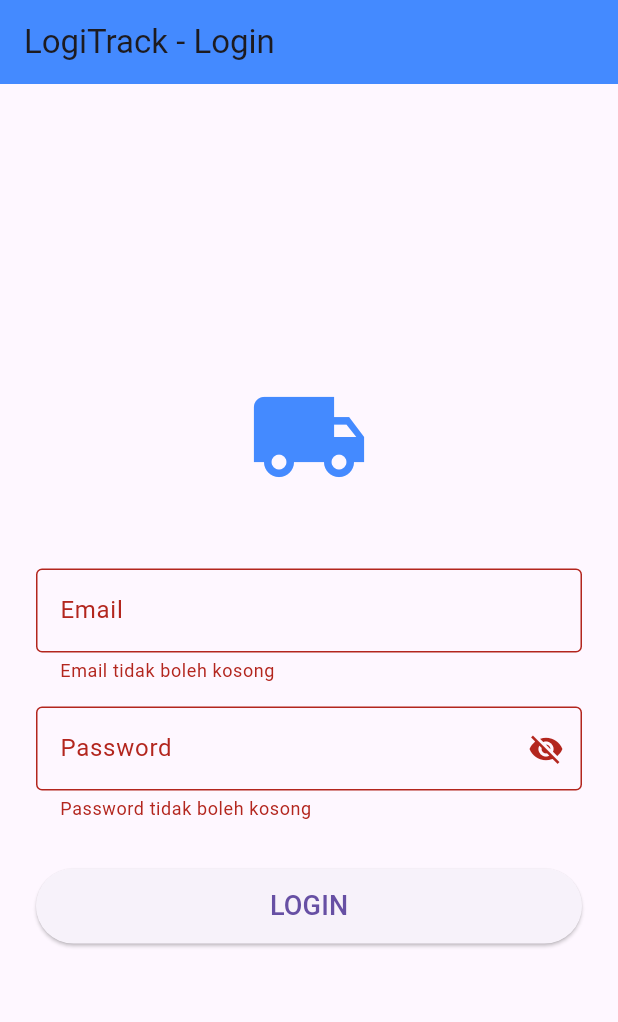
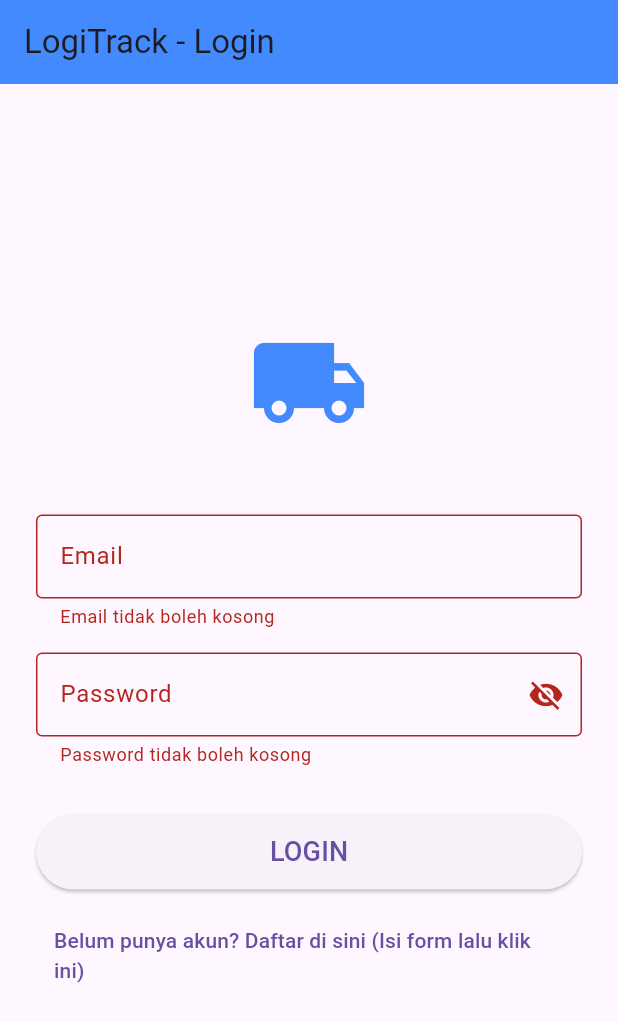
Before and after one commit to DwiFirdaus08/flutter_aplication_1, a Flutter app: the screen it shows after launch, after a tap on "LOGIN", on a phone screen of 412 x 824 dp. Shown: the top 1022 px of the screen. Run offline on Flutter 3.47's test engine with Material 3 defaults, Android fonts, the phone set to English and light mode, and no system bars; our stand-ins replace firebase_auth, firebase_core; accounts and stored records are empty.

```diff
--- /dev/null
+++ b/lib/auth_gate.dart
@@ -0,0 +1,31 @@
+import 'package:firebase_auth/firebase_auth.dart';
+import 'package:flutter/material.dart';
+import 'package:flutter_application_1/dashboard_page.dart';
+import 'package:flutter_application_1/login_page.dart';
+
+class AuthGate extends StatelessWidget {
+  const AuthGate({super.key});
+
+  @override
+  Widget build(BuildContext context) {
+    return StreamBuilder<User?>(
+      stream: FirebaseAuth.instance.authStateChanges(),
+      builder: (context, snapshot) {
+        // Jika sedang loading status auth
+        if (snapshot.connectionState == ConnectionState.waiting) {
+          return const Scaffold(
+            body: Center(child: CircularProgressIndicator()),
+          );
+        }
+
+        // Jika user sudah login (ada data user)
+        if (snapshot.hasData) {
+          return const DashboardPage();
+        }
+
+        // Jika user belum login
+        return const LoginPage();
+      },
+    );
+  }
+}
--- a/lib/login_page.dart
+++ b/lib/login_page.dart
@@ -1,6 +1,5 @@
 import 'package:flutter/material.dart';
-import 'package:flutter_application_1/dashboard_page.dart';
-import 'package:flutter_application_1/api_service.dart';
+import 'package:flutter_application_1/auth_service.dart';
 
 class LoginPage extends StatefulWidget {
   const LoginPage({super.key});
@@ -10,13 +9,10 @@ class LoginPage extends StatefulWidget {
 }
 
 class _LoginPageState extends State<LoginPage> {
-  // 1. Tambahkan GlobalKey untuk FormState
   final _formKey = GlobalKey<FormState>();
+  final AuthService _authService = AuthService(); // Instance Auth Service
 
-  // Variabel state untuk mengontrol visibilitas password
   bool isPasswordVisible = false;
-
-  // Controller untuk mengambil input
   final TextEditingController emailController = TextEditingController();
   final TextEditingController passwordController = TextEditingController();
 
@@ -29,41 +25,28 @@ class _LoginPageState extends State<LoginPage> {
       ),
       body: Padding(
         padding: const EdgeInsets.all(24.0),
-        // 2. Bungkus Column dengan Form dan berikan key
         child: Form(
           key: _formKey,
           child: Column(
             mainAxisAlignment: MainAxisAlignment.center,
             children: [
-              const Icon(
-                Icons.local_shipping,
-                size: 80,
-                color: Colors.blueAccent,
-              ),
+              const Icon(Icons.local_shipping,
+                  size: 80, color: Colors.blueAccent),
               const SizedBox(height: 48),
 
-              // 3. Ganti TextField menjadi TextFormField untuk Email
               TextFormField(
                 controller: emailController,
                 decoration: const InputDecoration(
-                  labelText: 'Email',
-                  border: OutlineInputBorder(),
-                ),
-                // 4. Tambahkan validator email
+                    labelText: 'Email', border: OutlineInputBorder()),
                 validator: (value) {
-                  if (value == null || value.isEmpty) {
+                  if (value == null || value.isEmpty)
                     return 'Email tidak boleh kosong';
-                  }
-                  if (!value.contains('@')) {
-                    return 'Masukkan format email yang valid';
-                  }
-                  return null; // Return null jika valid
+                  if (!value.contains('@')) return 'Format email salah';
+                  return null;
                 },
               ),
-
               const SizedBox(height: 16),
 
-              // 3. Ganti TextField menjadi TextFormField untuk Password
               TextFormField(
                 controller: passwordController,
                 obscureText: !isPasswordVisible,
@@ -71,73 +54,73 @@ class _LoginPageState extends State<LoginPage> {
                   labelText: 'Password',
                   border: const OutlineInputBorder(),
                   suffixIcon: IconButton(
-                    icon: Icon(
-                      isPasswordVisible
-                          ? Icons.visibility
-                          : Icons.visibility_off,
-                    ),
-                    onPressed: () {
-                      setState(() {
-                        isPasswordVisible = !isPasswordVisible;
-                      });
-                    },
+                    icon: Icon(isPasswordVisible
+                        ? Icons.visibility
+                        : Icons.visibility_off),
+                    onPressed: () =>
+                        setState(() => isPasswordVisible = !isPasswordVisible),
                   ),
                 ),
-                // 4. Tambahkan validator password
                 validator: (value) {
-                  if (value == null || value.isEmpty) {
+                  if (value == null || value.isEmpty)
                     return 'Password tidak boleh kosong';
-                  }
-                  if (value.length < 6) {
-                    return 'Password minimal harus 6 karakter';
-                  }
-                  return null; // Return null jika valid
+                  if (value.length < 6) return 'Minimal 6 karakter';
+                  return null;
                 },
               ),
-
               const SizedBox(height: 32),
 
+              // TOMBOL LOGIN
               SizedBox(
                 width: double.infinity,
                 height: 50,
                 child: ElevatedButton(
                   onPressed: () async {
-                    // 5. Cek apakah form valid sebelum melanjutkan
                     if (_formKey.currentState!.validate()) {
-                      // Jika valid, jalankan logika login/API
-                      print('Form valid!');
+                      // Panggil Service Login
+                      final user = await _authService.signInWithEmailPassword(
+                        emailController.text,
+                        passwordController.text,
+                      );
 
-                      // Membuat instance dari ApiService
-                      final apiService = ApiService();
-
-                      try {
-                        // Panggil method dan tunggu hasilnya
-                        final tasks = await apiService.fetchDeliveryTasks();
-
-                        print('Berhasil mengambil data: ${tasks.length} item.');
-                        if (tasks.isNotEmpty) {
-                          print('Judul data pertama: ${tasks.first.title}');
+                      if (user == null) {
+                        // Jika gagal
+                        if (context.mounted) {
+                          ScaffoldMessenger.of(context).showSnackBar(
+                            const SnackBar(
+                                content:
+                                    Text('Login Gagal! Cek email/password.')),
+                          );
                         }
-                      } catch (e) {
-                        print(e);
                       }
-
-                      // Navigasi ke halaman dashboard
-                      if (context.mounted) {
-                        Navigator.push(
-                          context,
-                          MaterialPageRoute(
-                            builder: (context) => const DashboardPage(),
-                          ),
-                        );
-                      }
-                    } else {
-                      print('Form tidak valid!');
+                      // Jika berhasil, AuthGate otomatis mengalihkan ke Dashboard
                     }
                   },
                   child: const Text('LOGIN', style: TextStyle(fontSize: 18)),
                 ),
               ),
+
+              const SizedBox(height: 16),
+
+              // TOMBOL REGISTRASI (Tambahan agar bisa tes buat akun)
+              TextButton(
+                  onPressed: () async {
+                    if (_formKey.currentState!.validate()) {
+                      final user = await _authService.registerWithEmailPassword(
+                        emailController.text,
+                        passwordController.text,
+                      );
+                      if (user != null && context.mounted) {
+                        ScaffoldMessenger.of(context).showSnackBar(
+                          const SnackBar(
+                              content:
+                                  Text('Registrasi Berhasil! Silakan Login.')),
+                        );
+                      }
+                    }
+                  },
+                  child: const Text(
+                      'Belum punya akun? Daftar di sini (Isi form lalu klik ini)'))
             ],
           ),
         ),
--- a/lib/main.dart
+++ b/lib/main.dart
@@ -1,8 +1,16 @@
 import 'package:flutter/material.dart';
-import 'package:flutter_application_1/login_page.dart';
-// Import file login_page.dart
+import 'package:firebase_core/firebase_core.dart';
+import 'package:flutter_application_1/auth_gate.dart';
+import 'package:flutter_application_1/firebase_options.dart';
 
-void main() {
+void main() async {
+  WidgetsFlutterBinding.ensureInitialized();
+
+  // Inisialisasi Firebase
+  await Firebase.initializeApp(
+    options: DefaultFirebaseOptions.currentPlatform,
+  );
+
   runApp(const MyApp());
 }
 
@@ -12,8 +20,8 @@ class MyApp extends StatelessWidget {
   @override
   Widget build(BuildContext context) {
     return const MaterialApp(
-      debugShowCheckedModeBanner: false, // Menghilangkan banner debug
-      home: LoginPage(), // Menjadikan LoginPage sebagai halaman utama
+      debugShowCheckedModeBanner: false,
+      home: AuthGate(), // Home diganti jadi AuthGate
     );
   }
 }
```
Also changed, not shown: lib/auth_service.dart (added, +41 -0 lines), lib/dashboard_page.dart (+8 -32 lines), pubspec.yaml (+5 -69 lines), firebase.json (added), lib/firebase_options.dart (added), pubspec.lock, 6 other files.
